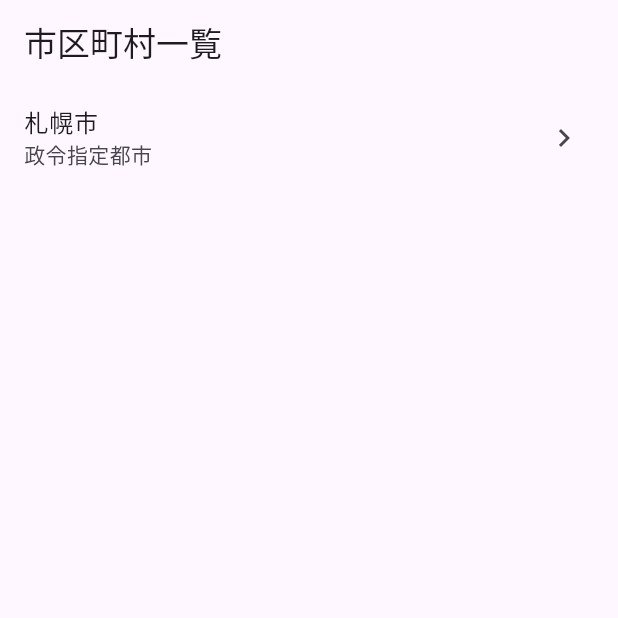
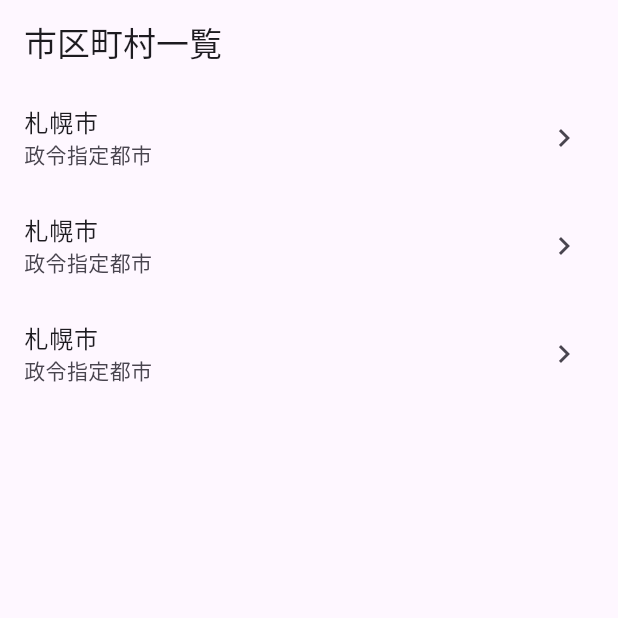
Before and after one commit to Notsu-Keisuke/resas_app, a Flutter app: the screen it shows after launch, on a phone screen of 412 x 824 dp, the top half of it. Run offline on Flutter 3.47's test engine with Material 3 defaults, Android fonts, the phone set to English and light mode, and no system bars.

Commit message:
複数のリストを配置

```diff
--- a/lib/city_list_page.dart
+++ b/lib/city_list_page.dart
@@ -18,6 +18,22 @@ class CityListPage extends StatelessWidget {
             onTap: (){
               //詳細画面に遷移する
             },
+          ),
+          ListTile(
+            title: const Text('札幌市'),
+            subtitle: const Text('政令指定都市'),
+            trailing: const Icon(Icons.navigate_next),
+            onTap: (){
+              //詳細画面に遷移する
+            },
+          ),
+          ListTile(
+            title: const Text('札幌市'),
+            subtitle: const Text('政令指定都市'),
+            trailing: const Icon(Icons.navigate_next),
+            onTap: (){
+              //詳細画面に遷移する
+            },
           )
         ],
       ),
```
